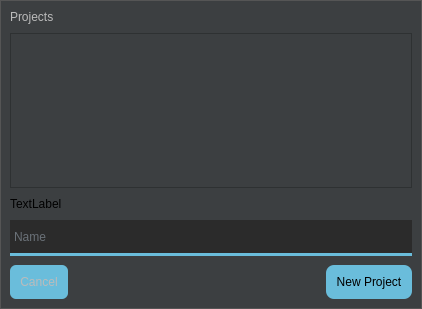
First picture: the form in projecteditor.ui, repository tmstieff/Woke, before the edit.
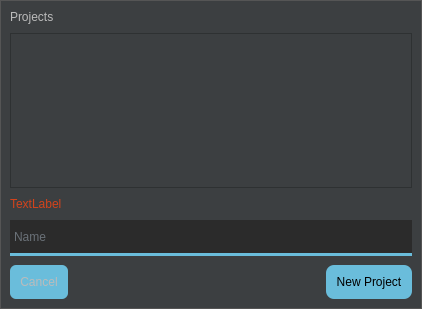
Second picture: the form after the edit.

Commit message: Resolve remaining issues with project editor around validation

The edit to the form file:
```diff
--- a/projecteditor.ui
+++ b/projecteditor.ui
@@ -38,6 +38,10 @@
 	background-color: #3c3f41;
 	color: #6ABDDB;
 	padding: 5px;
+}
+
+QLabel {
+	color: #d3431b;
 }</string>
   </property>
   <layout class="QVBoxLayout" name="verticalLayout">
```
The commit also changes 1 other file.
